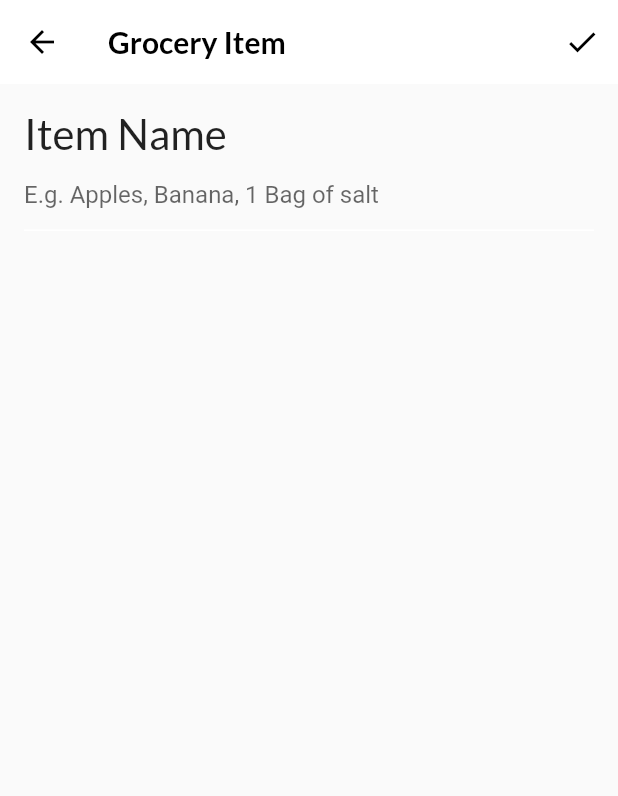
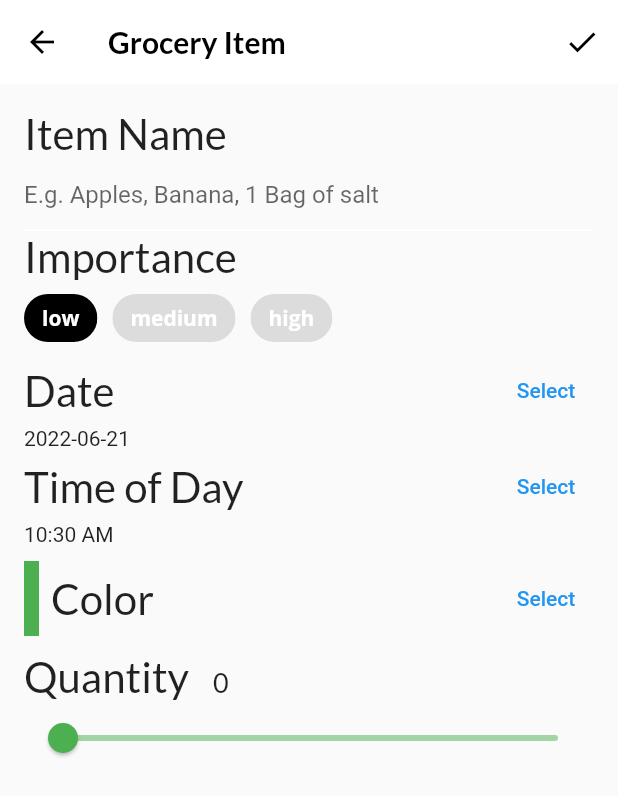
Before and after one commit to yenyen0318/flutter_receipt, a Flutter app: the screen it shows after launch, item 3 of the bottom bar chosen, after a tap on the "add" icon, on a phone screen of 412 x 824 dp. Shown: the top 796 px of the screen. Run offline on Flutter 3.47's test engine with Material 2 defaults, Android fonts, the phone set to English and light mode, and no system bars; our stand-ins replace flutter_colorpicker, google_fonts.

Commit message:
add grocery item screen input style

```diff
--- a/lib/screens/grocery_item_screen.dart
+++ b/lib/screens/grocery_item_screen.dart
@@ -1,5 +1,7 @@
 import 'package:flutter/material.dart';
+import 'package:flutter_colorpicker/flutter_colorpicker.dart';
 import 'package:google_fonts/google_fonts.dart';
+import 'package:intl/intl.dart';
 
 import '../models/models.dart';
 
@@ -80,11 +82,13 @@
         child: ListView(
           children: [
             buildNameField(),
-            // TODO 14: Add Importance selection
-            // TODO 15: Add date picker
-            // TODO 16: Add time picker
-            // TODO 17: Add color picker
-            // TODO 18: Add slider
+            buildImportanceField(),
+            buildDateField(context),
+            buildTimeField(context),
+            const SizedBox(height: 10.0),
+            buildColorPicker(context),
+            const SizedBox(height: 10.0),
+            buildQuantityField(),
             // TODO: 19: Add Grocery Tile
           ],
         ),
@@ -119,4 +123,205 @@
       ],
     );
   }
+
+  Widget buildImportanceField() {
+    return Column(
+      crossAxisAlignment: CrossAxisAlignment.start,
+      children: [
+        Text(
+          'Importance',
+          style: GoogleFonts.lato(fontSize: 28.0),
+        ),
+        Wrap(
+          spacing: 10.0,
+          children: [
+            ChoiceChip(
+              selectedColor: Colors.black,
+              selected: _importance == Importance.low,
+              label: const Text(
+                'low',
+                style: TextStyle(color: Colors.white),
+              ),
+              onSelected: (selected) {
+                setState(() => _importance = Importance.low);
+              },
+            ),
+            ChoiceChip(
+              selectedColor: Colors.black,
+              selected: _importance == Importance.medium,
+              label: const Text(
+                'medium',
+                style: TextStyle(color: Colors.white),
+              ),
+              onSelected: (selected) {
+                setState(() => _importance = Importance.medium);
+              },
+            ),
+            ChoiceChip(
+              selectedColor: Colors.black,
+              selected: _importance == Importance.high,
+              label: const Text(
+                'high',
+                style: TextStyle(color: Colors.white),
+              ),
+              onSelected: (selected) {
+                setState(() => _importance = Importance.high);
+              },
+            ),
+          ],
+        )
+      ],
+    );
+  }
+
+  Widget buildDateField(BuildContext context) {
+    return Column(
+      crossAxisAlignment: CrossAxisAlignment.start,
+      children: [
+        Row(
+          mainAxisAlignment: MainAxisAlignment.spaceBetween,
+          children: [
+            Text(
+              'Date',
+              style: GoogleFonts.lato(fontSize: 28.0),
+            ),
+            TextButton(
+              child: const Text('Select'),
+              onPressed: () async {
+                final currentDate = DateTime.now();
+                final selectedDate = await showDatePicker(
+                  context: context,
+                  initialDate: currentDate,
+                  firstDate: currentDate,
+                  lastDate: DateTime(currentDate.year + 5),
+                );
+                setState(() {
+                  if (selectedDate != null) {
+                    _dueDate = selectedDate;
+                  }
+                });
+              },
+            ),
+          ],
+        ),
+        Text(DateFormat('yyyy-MM-dd').format(_dueDate)),
+      ],
+    );
+  }
+
+  Widget buildTimeField(BuildContext context) {
+    return Column(
+      crossAxisAlignment: CrossAxisAlignment.start,
+      children: [
+        Row(mainAxisAlignment: MainAxisAlignment.spaceBetween, children: [
+          Text(
+            'Time of Day',
+            style: GoogleFonts.lato(fontSize: 28.0),
+          ),
+          TextButton(
+            child: const Text('Select'),
+            onPressed: () async {
+              final timeOfDay = await showTimePicker(
+                initialTime: TimeOfDay.now(),
+                context: context,
+              );
+              setState(() {
+                if (timeOfDay != null) {
+                  _timeOfDay = timeOfDay;
+                }
+              });
+            },
+          ),
+        ]),
+        Text(_timeOfDay.format(context)),
+      ],
+    );
+  }
+
+  Widget buildColorPicker(BuildContext context) {
+    return Row(
+      mainAxisAlignment: MainAxisAlignment.spaceBetween,
+      children: [
+        Row(
+          children: [
+            Container(
+              height: 50.0,
+              width: 10.0,
+              color: _currentColor,
+            ),
+            const SizedBox(width: 8.0),
+            Text(
+              'Color',
+              style: GoogleFonts.lato(fontSize: 28.0),
+            ),
+          ],
+        ),
+        TextButton(
+            child: const Text('Select'),
+            onPressed: () {
+              showDialog(
+                context: context,
+                builder: (context) {
+                  return AlertDialog(
+                    content: BlockPicker(
+                      pickerColor: _currentColor,
+                      onColorChanged: (color) {
+                        setState(() => _currentColor = color);
+                      },
+                    ),
+                    actions: [
+                      TextButton(
+                        child: const Text('Save'),
+                        onPressed: () {
+                          Navigator.of(context).pop();
+                        },
+                      ),
+                    ],
+                  );
+                },
+              );
+            })
+      ],
+    );
+  }
+
+  Widget buildQuantityField() {
+    return Column(
+      crossAxisAlignment: CrossAxisAlignment.start,
+      children: [
+        Row(
+          crossAxisAlignment: CrossAxisAlignment.baseline,
+          textBaseline: TextBaseline.alphabetic,
+          children: [
+            Text(
+              'Quantity',
+              style: GoogleFonts.lato(fontSize: 28.0),
+            ),
+            const SizedBox(width: 16.0),
+            Text(
+              _currentSliderValue.toInt().toString(),
+              style: GoogleFonts.lato(fontSize: 18.0),
+            ),
+          ],
+        ),
+        // 3
+        Slider(
+          inactiveColor: _currentColor.withOpacity(0.5),
+          activeColor: _currentColor,
+          value: _currentSliderValue.toDouble(),
+          min: 0.0,
+          max: 100.0,
+          divisions: 100,
+          label: _currentSliderValue.toInt().toString(),
+          onChanged: (double value) {
+            setState(
+              () {
+                _currentSliderValue = value.toInt();
+              },
+            );
+          },
+        ),
+      ],
+    );
+  }
 }
```
